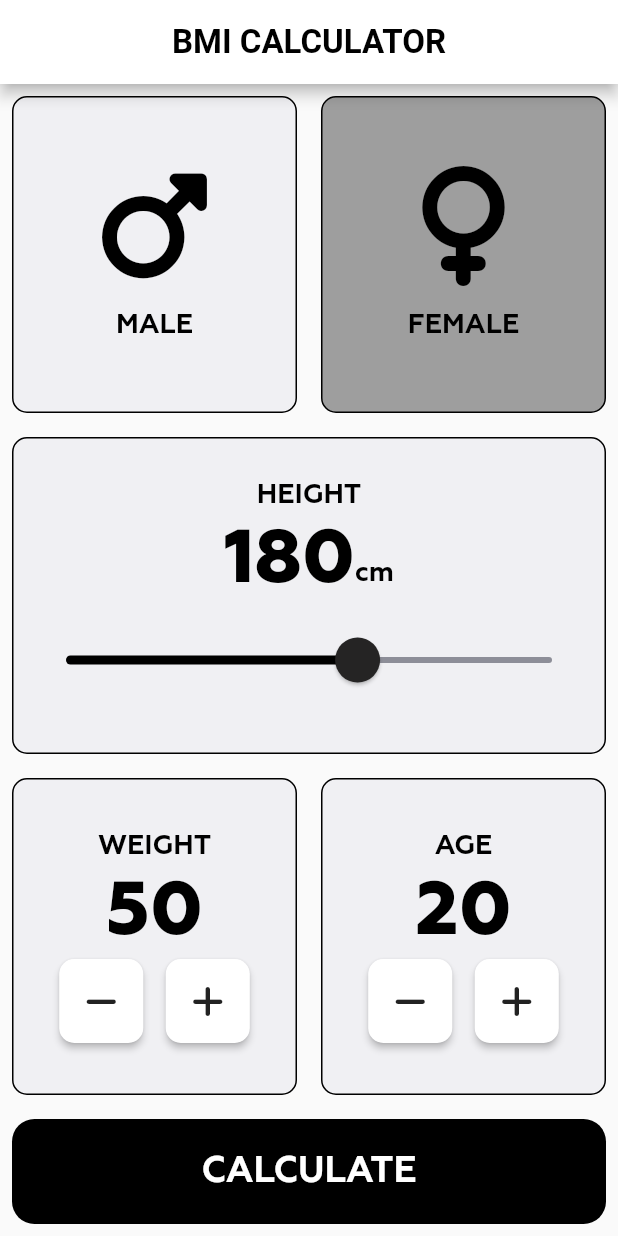
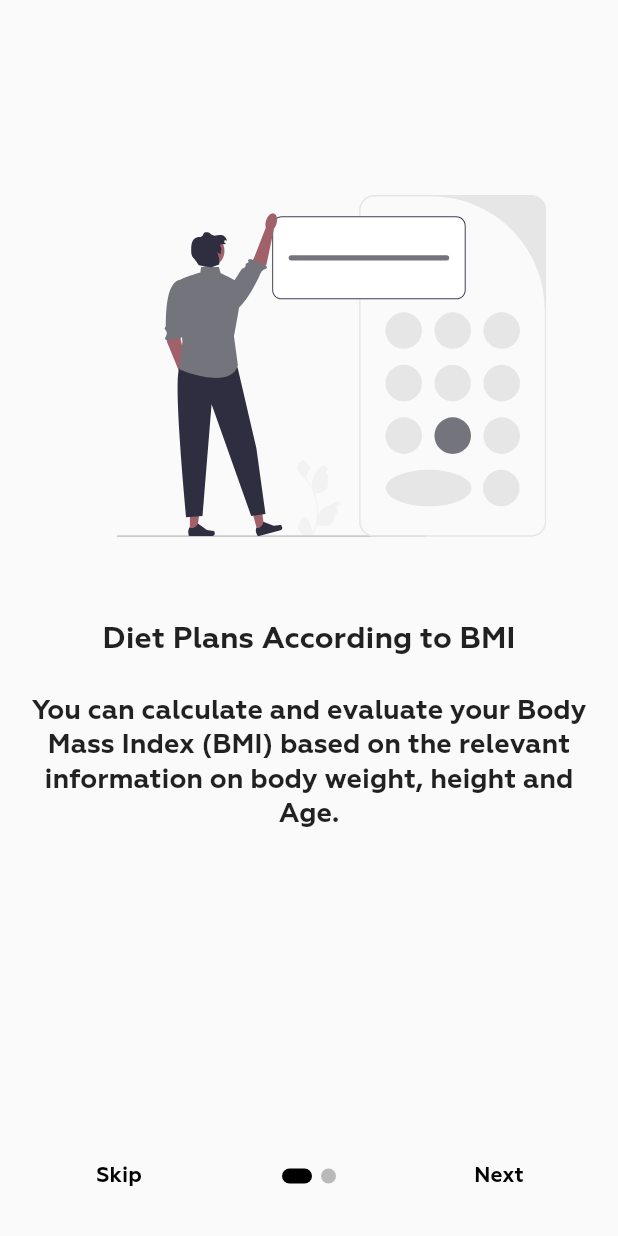
Before and after one commit to wasibhussain/Bmi-Calculator, a Flutter app: the screen it shows after launch, on a phone screen of 412 x 824 dp. Run offline on Flutter 3.47's test engine with Material 2 defaults, Android fonts, the light colour scheme and no system bars; drawn by our look-alikes of introduction_screen; our stand-ins replace circular_countdown_timer, flutter_svg, font_awesome_flutter, get.

Commit message:
diseases added

```diff
--- a/lib/Screens/diseases/diseasees.dart
+++ b/lib/Screens/diseases/diseasees.dart
@@ -26,15 +26,17 @@ class Diseases extends StatelessWidget {
     },
     {
       "id": 2,
-      "imageUrl": "assets/images/ex2.gif",
-      "title": 'Dead bugs',
-      'subtitle': "Core",
-      'step1':
-          'Lie on back with arms extended upwards and knees bent at 90degrees with feet in the air',
-      'step2':
-          "Drop your arm and leg on the opposite side and make sure your leg doesn’t touch the floor",
-      'step3':
-          "Bring them slowly back up to starting position and repeat with opposite side",
+      "title": 'Cold and Flu',
+      'subtitle':
+          "Colds and influenza (flu) are the most common illnesses among college students.",
+      'causes':
+          "Both of these illnesses are upper respiratory infections, meaning they involve your nose, throat, and lungs. Viruses cause both colds and flu by increasing inflammation of the membranes in the nose and throat. Most transmission of these viruses occurs via hand-to-hand contact.",
+      'symptoms':
+          "Flu symptoms come on suddenly and affect the body all over. Flu symptoms are usually more serious than a cold and include: fever (100° F),headache, more intense pain and fatigue, and more severe, often dry cough. When you get the flu, you are also more prone to bronchitis, sinus, and ear infections. Cold symptoms mostly affect above the neck and include: a runny or stuffy nose (nasal congestion), sneezing, sore throat, and cough. You may also experience a mild headache, body aches or a low grade fever. Typically, a cold lasts 2-14 days.",
+      'treatment':
+          "If any problem is causing you discomfort, you should seek medical care.Seek medical attention promptly if you have: a fever of 102° F or greater (which may indicate a more serious infection), a persisting cough, especially with a significant fever (which could indicate pneumonia), a persistent sore throat (especially if runny nose does not develop - which could indicate a strep infection), or any cold lasting more than 10 days. Because colds and flu are caused by viruses, they cannot be cured by antibiotics. There are tips to help you feel better and strengthen your immune system to fight illness: Rest more than usual and avoid exercise until symptoms are gone. Drink lots of clear fluids (e.g., water, tea). Stay away from cigarette smoke. Do not take antibiotics unless specifically prescribed for you to cure the illness from which you currently suffer. Avoid drinking alcohol because it weakens your immune system and may interact with medications. Avoid caffeine, which can increase congestion and dehydration. Eat a well-balanced diet, including fruits, vegetables, and grains.",
+      'prevention':
+          "UHS offers flu shots to Princeton students at a reduced cost every fall. Even though getting a flu shot will not completely eliminate your chances of developing the flu, it will certainly reduce the risk. Each year, a new vaccine made from inactivated (killed) influenza viruses is formulated. Since it may take the immune system time to respond to the vaccination, the inactivated vaccine should be given 6 to 8 weeks before flu season begins in order to prevent infection or reduce the severity of the illness. The flu is probably only contagious during the first three days of illness, and the incubation period is 24-72 hours, meaning you might not show symptoms for three days after contracting the virus. It is rare to catch a cold virus through the air – most transmission occurs via hand-to-hand contact. To prevent colds, flu, and other illnesses, follow these tips: Wash your hands often (which is good advice for keeping healthy in any situation). Keep them away from your nose, eyes, and mouth. Use an instant hand sanitizer when you can’t wash your hands. Get regular exercise and eat well. Follow good sleep habits. Get a flu shot each fall (offered to all students at a lower cost by UHS each fall) ."
     },
     {
       "id": 3,
@@ -182,7 +184,7 @@ class Diseases extends StatelessWidget {
     return Scaffold(
       appBar: AppBar(
         centerTitle: true,
-        title: Text("Exercises"),
+        title: const Text("Exercises"),
       ),
       body: Padding(
         padding: const EdgeInsets.symmetric(horizontal: 10, vertical: 10),
--- a/lib/Screens/input_page.dart
+++ b/lib/Screens/input_page.dart
@@ -1,3 +1,4 @@
+import 'package:bmi/widgets/drawer.dart';
 import 'package:flutter/cupertino.dart';
 import 'package:flutter/material.dart';
 import 'package:font_awesome_flutter/font_awesome_flutter.dart';
@@ -32,10 +33,10 @@ class _InputPageState extends State<InputPage> {
   Widget build(BuildContext context) {
     return Scaffold(
       appBar: AppBar(
-        title: Center(
-          child: Text('BMI CALCULATOR'),
-        ),
+        centerTitle: true,
+        title: Text('BMI CALCULATOR'),
       ),
+      drawer: CustomDrawer(),
       body: Column(
         // crossAxisAlignment: CrossAxisAlignment.stretch,
         children: [
--- a/lib/Screens/splash_screen.dart
+++ b/lib/Screens/splash_screen.dart
@@ -0,0 +1,73 @@
+import 'package:bmi/Screens/input_page.dart';
+import 'package:flutter/material.dart';
+import 'package:flutter_svg/svg.dart';
+import 'package:introduction_screen/introduction_screen.dart';
+
+class SplashScreen extends StatefulWidget {
+  const SplashScreen({Key? key}) : super(key: key);
+
+  @override
+  _SplashScreenState createState() => _SplashScreenState();
+}
+
+class _SplashScreenState extends State<SplashScreen> {
+  @override
+  Widget build(BuildContext context) {
+    return IntroductionScreen(
+      pages: [
+        PageViewModel(
+          title: "Diet Plans According to BMI",
+          body:
+              "You can calculate and evaluate your Body Mass Index (BMI) based on the relevant information on body weight, height and Age.",
+          image: Padding(
+            padding: const EdgeInsets.only(top: 130, left: 30),
+            child: SvgPicture.asset("assets/images/bmi.svg",
+                width: 300, height: 300.0),
+          ),
+        ),
+        PageViewModel(
+          title: "Excercises and Diet Plans",
+          body:
+              "Home Workouts provides daily workout routines for all your main muscle groups. In just a few minutes a day, you can build muscles and keep fitness at home without having to go to the gym.",
+          image: Padding(
+            padding: const EdgeInsets.only(top: 130, left: 30),
+            child: SvgPicture.asset("assets/images/fitness.svg",
+                width: 300, height: 300.0),
+          ),
+        ),
+      ],
+      onDone: () {
+        setState(() {
+          Navigator.push(
+            context,
+            MaterialPageRoute(builder: (context) => InputPage()),
+          );
+        });
+        // When done button is press
+      },
+      onSkip: () {
+        setState(() {
+          Navigator.push(
+            context,
+            MaterialPageRoute(builder: (context) => InputPage()),
+          );
+        });
+      },
+      showSkipButton: true,
+      skip: const Text("Skip",
+          style: TextStyle(color: Colors.black, fontWeight: FontWeight.w600)),
+      next: const Text("Next",
+          style: TextStyle(color: Colors.black, fontWeight: FontWeight.w600)),
+      done: const Text("Done",
+          style: TextStyle(color: Colors.black, fontWeight: FontWeight.w600)),
+      dotsDecorator: DotsDecorator(
+          size: const Size.square(10.0),
+          activeSize: const Size(20.0, 10.0),
+          activeColor: Colors.black,
+          color: Colors.black26,
+          spacing: const EdgeInsets.symmetric(horizontal: 3.0),
+          activeShape: RoundedRectangleBorder(
+              borderRadius: BorderRadius.circular(25.0))),
+    );
+  }
+}
--- a/lib/main.dart
+++ b/lib/main.dart
@@ -1,3 +1,4 @@
+import 'package:bmi/Screens/splash_screen.dart';
 import 'package:flutter/material.dart';
 import 'package:get/get.dart';
 import 'Screens/input_page.dart';
@@ -23,7 +24,7 @@ class MyApp extends StatelessWidget {
         // primaryColor: const Color(0xFF0A0E21),
         // scaffoldBackgroundColor: const Color(0xFF0A0E21),
       ),
-      home: InputPage(),
+      home: SplashScreen(),
     );
   }
 }
--- a/pubspec.yaml
+++ b/pubspec.yaml
@@ -37,6 +37,8 @@ dependencies:
   font_awesome_flutter: ^10.2.1
   get: ^4.6.5
   circular_countdown_timer: ^0.2.2
+  introduction_screen: ^2.1.0
+  flutter_svg: ^1.1.6
 
 dev_dependencies:
   flutter_test:
```
Also changed, not shown: lib/widgets/drawer.dart (added, +95 -0 lines), assets/images/bmi.svg (added), assets/images/fitness.svg (added), assets/images/yoga.svg (added), pubspec.lock.
